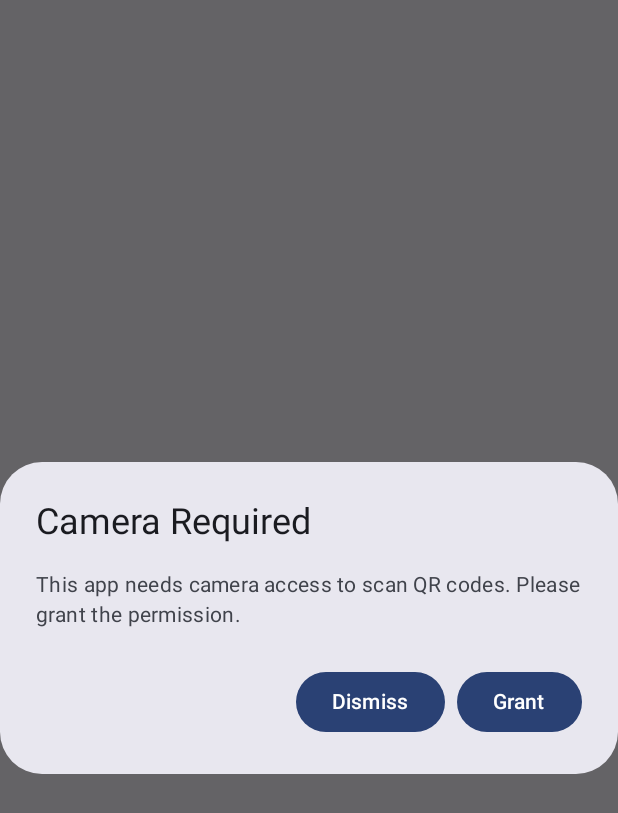
After one commit to unovil/qrid-android, an Android app built with Jetpack Compose: the composable CameraRequiredDialog shown on its own in the app's theme, on a phone screen of 412 x 824 dp. The commit adds this screen. Shown: the top 813 px of the screen. Run offline under Robolectric (Android 15) with nearby library versions, the phone set to English and light mode, and no system bars; 2 statements that could not run were skipped.

Commit message:
added camera permissions

```diff
--- a/app/build.gradle.kts
+++ b/app/build.gradle.kts
@@ -40,7 +40,6 @@ android {
 }
 
 dependencies {
-
     implementation(libs.androidx.core.ktx)
     implementation(libs.androidx.lifecycle.runtime.ktx)
     implementation(libs.androidx.activity.compose)
@@ -58,4 +57,7 @@ dependencies {
     androidTestImplementation(libs.androidx.ui.test.junit4)
     debugImplementation(libs.androidx.ui.tooling)
     debugImplementation(libs.androidx.ui.test.manifest)
+
+    implementation("com.journeyapps:zxing-android-embedded:4.1.0")
+    implementation("com.google.zxing:core:3.4.0")
 }
--- a/app/src/main/AndroidManifest.xml
+++ b/app/src/main/AndroidManifest.xml
@@ -1,6 +1,9 @@
 <?xml version="1.0" encoding="utf-8"?>
 <manifest xmlns:android="http://schemas.android.com/apk/res/android"
     xmlns:tools="http://schemas.android.com/tools">
+
+    <uses-feature android:name="android.hardware.camera" android:required="true"/>
+    <uses-permission android:name="android.permission.CAMERA"/>
 
     <application
         android:allowBackup="true"
@@ -24,5 +27,4 @@
             </intent-filter>
         </activity>
     </application>
-
 </manifest>
--- /dev/null
+++ b/app/src/main/java/com/unovil/tardyscan/dialogs/CameraRequiredDialog.kt
@@ -0,0 +1,26 @@
+package com.unovil.tardyscan.dialogs
+
+import androidx.compose.material3.AlertDialog
+import androidx.compose.material3.Button
+import androidx.compose.material3.Text
+import androidx.compose.runtime.Composable
+
+@Composable
+fun CameraRequiredDialog(onDismiss: () -> Unit, onConfirm: () -> Unit) {
+    AlertDialog (
+        onDismissRequest = onDismiss,
+        title = { Text("Camera Required") },
+        text = { Text("This app needs camera access to scan QR codes. Please grant the permission.") },
+        confirmButton = {
+            Button(onClick = onConfirm) {
+                Text("Grant")
+            }
+        },
+        dismissButton = {
+            Button(onClick = onDismiss) {
+                Text("Dismiss")
+            }
+        }
+
+    )
+}
```
Also changed, not shown: app/src/main/java/com/unovil/tardyscan/screens/ScanScreen.kt (+76 -15 lines).
